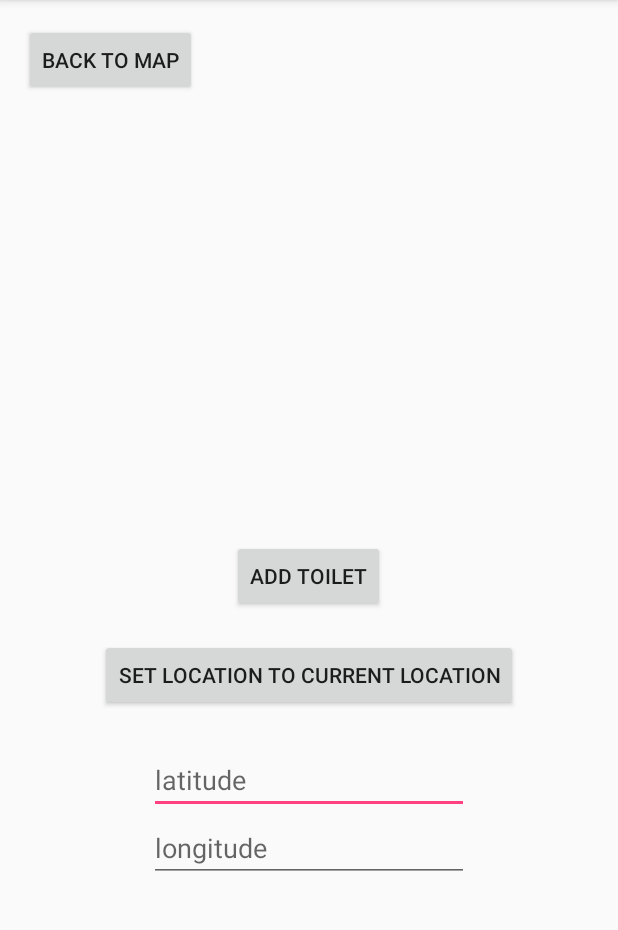
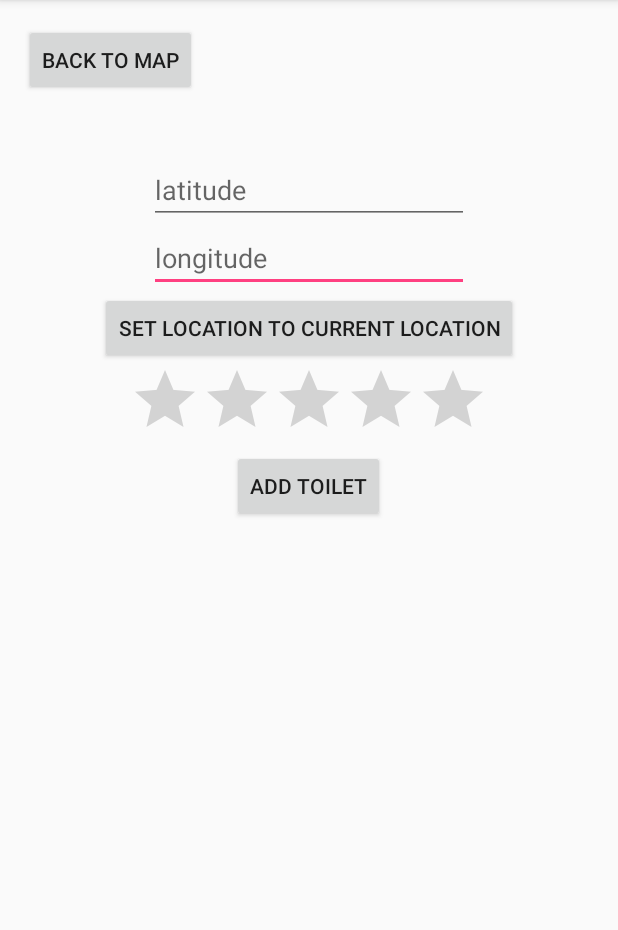
Before and after one commit to dsmolyak/ToiletLocator, an Android app: the NewToiletActivity screen opened directly, with no data from a screen before it, on a phone screen of 412 x 824 dp, the part 84-1014 px from its top. Run offline under Robolectric (Android 15) with nearby library versions, the phone set to English and light mode, and no system bars; our stand-ins replace Firebase (no records; nobody signed in at launch, a user with empty details on screens opened directly); libraries missing offline, so code that uses them is left out: com.firebase.geofire.

Commit message:
Added RatingBar

```diff
--- a/app/src/main/java/com/example/dsmolyak/toiletlocator/MapsActivity.java
+++ b/app/src/main/java/com/example/dsmolyak/toiletlocator/MapsActivity.java
@@ -132,7 +132,7 @@ public class MapsActivity extends AppCompatActivity implements
 
             @Override
             public void onMapLongClick(LatLng point) {
-                NewToiletActivity.addToilet(point.latitude, point.longitude);
+                NewToiletActivity.addToilet(point.latitude, point.longitude, 3);
 
                 mMap.addMarker(new MarkerOptions().position(point));
             }
--- a/app/src/main/res/layout/activity_new_toilet.xml
+++ b/app/src/main/res/layout/activity_new_toilet.xml
@@ -21,8 +21,8 @@
         android:text="Add Toilet"
         android:layout_width="wrap_content"
         android:layout_height="wrap_content"
-        android:layout_centerVertical="true"
         android:layout_centerHorizontal="true"
+        android:layout_below="@+id/ratingBar"
         android:id="@+id/addToiletButton" />
 
     <TextView
@@ -47,27 +47,6 @@
         android:layout_height="wrap_content"
         android:inputType="numberDecimal"
         android:ems="10"
-        android:id="@+id/latitudeTextField"
-        android:layout_marginTop="23dp"
-        android:selectAllOnFocus="true"
-        android:layout_below="@+id/addLocationButton"
-        android:layout_centerHorizontal="true"
-        android:hint="latitude" />
-
-    <Button
-        android:text="Set Location to Current Location"
-        android:layout_width="wrap_content"
-        android:layout_height="wrap_content"
-        android:id="@+id/addLocationButton"
-        android:layout_marginTop="18dp"
-        android:layout_below="@+id/addToiletButton"
-        android:layout_centerHorizontal="true" />
-
-    <EditText
-        android:layout_width="wrap_content"
-        android:layout_height="wrap_content"
-        android:inputType="numberDecimal"
-        android:ems="10"
         android:id="@+id/longitudeTextField"
         android:selectAllOnFocus="true"
         android:hint="longitude"
@@ -75,4 +54,31 @@
         android:layout_alignLeft="@+id/latitudeTextField"
         android:layout_alignStart="@+id/latitudeTextField" />
 
+    <EditText
+        android:layout_width="wrap_content"
+        android:layout_height="wrap_content"
+        android:inputType="numberDecimal"
+        android:ems="10"
+        android:id="@+id/latitudeTextField"
+        android:layout_marginTop="40dp"
+        android:selectAllOnFocus="true"
+        android:hint="latitude"
+        android:layout_below="@+id/backToMap"
+        android:layout_centerHorizontal="true" />
+
+    <RatingBar
+        android:layout_width="wrap_content"
+        android:layout_height="wrap_content"
+        android:layout_below="@+id/addLocationButton"
+        android:layout_centerHorizontal="true"
+        android:id="@+id/ratingBar" />
+
+    <Button
+        android:text="Set Location to Current Location"
+        android:layout_width="wrap_content"
+        android:layout_height="wrap_content"
+        android:id="@+id/addLocationButton"
+        android:layout_below="@+id/longitudeTextField"
+        android:layout_centerHorizontal="true" />
+
 </RelativeLayout>
```
Also changed, not shown: app/src/main/java/com/example/dsmolyak/toiletlocator/NewToiletActivity.java (+15 -11 lines).
